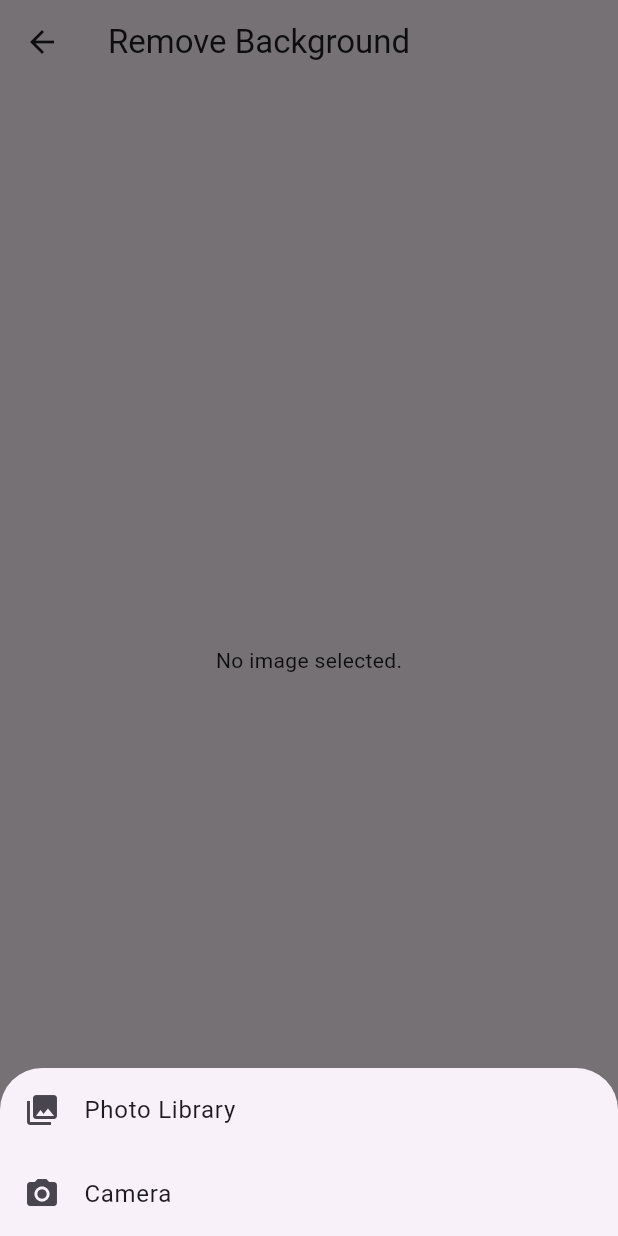
After one commit to sebsm1th/DigiDress, a Flutter app: the BackgroundRemover screen opened directly, after a tap on the "add a photo" icon, on a phone screen of 412 x 824 dp. The commit adds this screen. Run offline on Flutter 3.47's test engine with Material 3 defaults, Android fonts, the phone set to English and light mode, and no system bars; our stand-ins replace cloud_firestore, firebase_auth, firebase_core, firebase_storage, image_picker; missing offline and left inert: google_mlkit_subject_segmentation; accounts and stored records are empty.

Commit message:
ImageSegmentation
trying to implement background removal using ML Kit, but as of this commit the quality of the segmentation needs to be upgraded

```diff
--- /dev/null
+++ b/digidress/lib/backgroundremover.dart
@@ -0,0 +1,528 @@
+// import 'dart:io';
+// import 'dart:typed_data';
+// import 'package:flutter/material.dart';
+// import 'package:image_picker/image_picker.dart';
+// import 'package:google_mlkit_subject_segmentation/google_mlkit_subject_segmentation.dart';
+// import 'package:flutter_image_compress/flutter_image_compress.dart';
+
+// class BackgroundRemover extends StatefulWidget {
+//   const BackgroundRemover({super.key});
+
+//   @override
+//   _BackgroundRemoverState createState() => _BackgroundRemoverState();
+// }
+
+// class _BackgroundRemoverState extends State<BackgroundRemover> {
+//   File? _imageFile;
+//   Uint8List? _processedImage;
+//   final ImagePicker _picker = ImagePicker();
+//   final SubjectSegmenter _segmenter = SubjectSegmenter(
+//     options: SubjectSegmenterOptions(
+//       enableForegroundBitmap: true,
+//       enableForegroundConfidenceMask: true,
+//       enableMultipleSubjects: SubjectResultOptions(
+//         enableConfidenceMask: true,
+//         enableSubjectBitmap: true,
+//       ),
+//     ),
+//   );
+//   bool _isLoading = false; // Loading state
+
+//   Future<void> _pickImage(ImageSource source) async {
+//     final pickedFile = await _picker.pickImage(source: source);
+//     if (pickedFile != null) {
+//       setState(() {
+//         _imageFile = File(pickedFile.path); // Convert XFile to File
+//         _processedImage = null; // Reset the processed image while loading
+//         _isLoading = true; // Set loading state to true
+//       });
+
+//       // Compress the image before processing
+//       File? compressedImage = await testCompressAndGetFile(_imageFile!, '${Directory.systemTemp.path}/temp_image.jpg');
+//       if (compressedImage != null) {
+//         final inputImage = InputImage.fromFilePath(compressedImage.path);
+//         await _removeBackground(inputImage);
+//       } else {
+//         setState(() {
+//           _isLoading = false; // Reset loading state if compression failed
+//         });
+//       }
+//     }
+//   }
+
+//   Future<File?> testCompressAndGetFile(File file, String targetPath) async {
+//     // Call the compression function and get the result
+//     final compressedFilePath = await FlutterImageCompress.compressAndGetFile(
+//       file.absolute.path,
+//       targetPath,
+//       quality: 88, // Adjust quality as needed
+//       rotate: 180,
+//     );
+
+//     // Ensure that we get a valid File back
+//     if (compressedFilePath != null) {
+//       File compressedFile = File(compressedFilePath.path); // Convert to File
+//       print('Original file size: ${file.lengthSync()} bytes');
+//       print('Compressed file size: ${compressedFile.lengthSync()} bytes');
+//       return compressedFile; // Return the compressed file
+//     } else {
+//       print('Compression failed');
+//       return null; // Return null if compression failed
+//     }
+//   }
+
+//   Future<void> _removeBackground(InputImage inputImage) async {
+//     try {
+//       final result = await _segmenter.processImage(inputImage);
+
+//       // Use the foreground bitmap from the result if available
+//       if (result.foregroundBitmap != null) {
+//         setState(() {
+//           _processedImage = result.foregroundBitmap;
+//         });
+//       } else {
+//         setState(() {
+//           _processedImage = null;
+//         });
+//         ScaffoldMessenger.of(context).showSnackBar(
+//           const SnackBar(
+//             content: Text('Failed to remove the background.'),
+//             backgroundColor: Colors.red,
+//           ),
+//         );
+//       }
+//     } catch (e) {
+//       print('Error removing background: $e');
+//       ScaffoldMessenger.of(context).showSnackBar(
+//         const SnackBar(
+//           content: Text('Error occurred while processing the image.'),
+//           backgroundColor: Colors.red,
+//         ),
+//       );
+//     } finally {
+//       setState(() {
+//         _isLoading = false; // Reset loading state
+//       });
+//     }
+//   }
+
+//   void _showPicker(BuildContext context) {
+//     showModalBottomSheet(
+//       context: context,
+//       builder: (BuildContext context) {
+//         return SafeArea(
+//           child: Wrap(
+//             children: <Widget>[
+//               ListTile(
+//                 leading: const Icon(Icons.photo_library),
+//                 title: const Text('Photo Library'),
+//                 onTap: () {
+//                   _pickImage(ImageSource.gallery);
+//                   Navigator.of(context).pop();
+//                 },
+//               ),
+//               ListTile(
+//                 leading: const Icon(Icons.photo_camera),
+//                 title: const Text('Camera'),
+//                 onTap: () {
+//                   _pickImage(ImageSource.camera);
+//                   Navigator.of(context).pop();
+//                 },
+//               ),
+//             ],
+//           ),
+//         );
+//       },
+//     );
+//   }
+
+//   @override
+//   Widget build(BuildContext context) {
+//     return Scaffold(
+//       appBar: AppBar(
+//         title: const Text('Remove Background'),
+//       ),
+//       body: SingleChildScrollView(
+//         child: Padding(
+//           padding: const EdgeInsets.all(16.0),
+//           child: Center(
+//             child: Column(
+//               mainAxisAlignment: MainAxisAlignment.center,
+//               children: <Widget>[
+//                 _imageFile == null
+//                     ? const Text('No image selected.')
+//                     : _isLoading
+//                         ? const CircularProgressIndicator() // Show loading only while processing
+//                         : _processedImage != null
+//                             ? Image.memory(
+//                                 _processedImage!,
+//                                 height: 200,
+//                                 fit: BoxFit.cover,
+//                               )
+//                             : const Text('Image processing failed.'),
+//                 const SizedBox(height: 20),
+//                 ElevatedButton(
+//                   onPressed: () => _showPicker(context),
+//                   child: const Text('Select Image'),
+//                 ),
+//               ],
+//             ),
+//           ),
+//         ),
+//       ),
+//     );
+//   }
+
+
+//   @override
+//   void dispose() {
+//     _segmenter.close(); // Close the segmenter to free up resources.
+//     super.dispose();
+//   }
+// }
+
+// import 'dart:io';
+// import 'dart:typed_data';
+// import 'package:flutter/material.dart';
+// import 'package:image_picker/image_picker.dart';
+// import 'package:google_mlkit_subject_segmentation/google_mlkit_subject_segmentation.dart';
+// import 'package:image/image.dart' as img;
+// //import 'package:google_mlkit_commons/google_mlkit_commons.dart'; // Ensure this import for InputImage
+
+// class BackgroundRemover extends StatefulWidget {
+//   const BackgroundRemover({super.key});
+
+//   @override
+//   _BackgroundRemoverState createState() => _BackgroundRemoverState();
+// }
+
+// class _BackgroundRemoverState extends State<BackgroundRemover> {
+//   File? _imageFile;
+//   Uint8List? _processedImage;
+//   final ImagePicker _picker = ImagePicker();
+//   final SubjectSegmenter _segmenter = SubjectSegmenter(
+//     options: SubjectSegmenterOptions(
+//       enableForegroundBitmap: true,
+//       enableForegroundConfidenceMask: true,
+//       enableMultipleSubjects: SubjectResultOptions(
+//         enableConfidenceMask: true,
+//         enableSubjectBitmap: true,
+//       ),
+//     ),
+//   );
+//   bool _isLoading = false; // Loading state
+
+//   // Resize function
+//   Future<Uint8List> resizeImage(Uint8List imageBytes, {int width = 800, int height = 800}) async {
+//     final originalImage = img.decodeImage(imageBytes);
+//     if (originalImage == null) return imageBytes; // Return original if decoding fails
+
+//     // Resize the image
+//     final resizedImage = img.copyResize(originalImage, width: width, height: height);
+//     return Uint8List.fromList(img.encodePng(resizedImage));
+//   }
+
+//   Future<void> _pickImage(ImageSource source) async {
+//   final pickedFile = await _picker.pickImage(source: source, imageQuality: 75);
+//   if (pickedFile != null) {
+//     final bytes = await pickedFile.readAsBytes();
+
+//     // Resize the image bytes
+//     final resizedBytes = await resizeImage(bytes);
+
+//     setState(() {
+//       _imageFile = File(pickedFile.path); // Keep the original File reference
+//       _processedImage = null; // Reset processed image
+//       _isLoading = true; // Set loading state
+//     });
+
+//     // Create InputImage from resizedBytes
+//     final inputImage = InputImage.fromBytes(
+//       bytes: resizedBytes,
+//       metadata: InputImageMetadata(
+//         size: Size(800, 800), // Set the size to match the resized dimensions
+//         rotation: InputImageRotation.rotation0deg, // Use rotation0deg for 0 degrees rotation
+//         format: InputImageFormat.nv21, // Use the correct format according to your image data
+//         bytesPerRow: 800, // Adjust this based on your image width
+//       ),
+//     );
+
+
+//     // Debugging: Log input image details
+//     print('Input Image Details:');
+//     print('Size: ${inputImage.metadata!.size}');
+//     print('Format: ${inputImage.metadata!.format}');
+//     print('Bytes Per Row: ${inputImage.metadata!.bytesPerRow}');
+//     print('Resized Bytes Length: ${resizedBytes.length}');
+
+//     // Process the resized image
+//     await _removeBackground(inputImage);
+//   }
+// }
+
+
+//   Future<void> _removeBackground(InputImage inputImage) async {
+//   try {
+//     final result = await _segmenter.processImage(inputImage);
+
+//     // Debugging: Log segmentation results
+//     print('Segmentation Results:');
+//     print('Foreground Bitmap: ${result.foregroundBitmap}');
+//     print('Confidence Mask: ${result.foregroundConfidenceMask}');
+
+//     // Use the foreground bitmap from the result if available
+//     if (result.foregroundBitmap != null) {
+//       setState(() {
+//         _processedImage = result.foregroundBitmap;
+//       });
+//     } else {
+//       setState(() {
+//         _processedImage = null;
+//       });
+//       ScaffoldMessenger.of(context).showSnackBar(
+//         const SnackBar(
+//           content: Text('Failed to remove the background.'),
+//           backgroundColor: Colors.red,
+//         ),
+//       );
+//     }
+//   } catch (e) {
+//     print('Error removing background: $e');
+//     ScaffoldMessenger.of(context).showSnackBar(
+//       const SnackBar(
+//         content: Text('Error occurred while processing the image.'),
+//         backgroundColor: Colors.red,
+//       ),
+//     );
+//   } finally {
+//     setState(() {
+//       _isLoading = false; // Reset loading state
+//     });
+//   }
+// }
+
+//   void _showPicker(BuildContext context) {
+//     showModalBottomSheet(
+//       context: context,
+//       builder: (BuildContext context) {
+//         return SafeArea(
+//           child: Wrap(
+//             children: <Widget>[
+//               ListTile(
+//                 leading: const Icon(Icons.photo_library),
+//                 title: const Text('Photo Library'),
+//                 onTap: () {
+//                   _pickImage(ImageSource.gallery);
+//                   Navigator.of(context).pop();
+//                 },
+//               ),
+//               ListTile(
+//                 leading: const Icon(Icons.photo_camera),
+//                 title: const Text('Camera'),
+//                 onTap: () {
+//                   _pickImage(ImageSource.camera);
+//                   Navigator.of(context).pop();
+//                 },
+//               ),
+//             ],
+//           ),
+//         );
+//       },
+//     );
+//   }
+
+//   @override
+//   Widget build(BuildContext context) {
+//     return Scaffold(
+//       appBar: AppBar(
+//         title: const Text('Remove Background'),
+//       ),
+//       body: SingleChildScrollView(
+//         child: Padding(
+//           padding: const EdgeInsets.all(16.0),
+//           child: Center(
+//             child: Column(
+//               mainAxisAlignment: MainAxisAlignment.center,
+//               children: <Widget>[
+//                 _imageFile == null
+//                     ? const Text('No image selected.')
+//                     : _isLoading
+//                         ? const CircularProgressIndicator() // Show loading only while processing
+//                         : _processedImage != null
+//                             ? Image.memory(
+//                                 _processedImage!,
+//                                 height: 200,
+//                                 fit: BoxFit.cover,
+//                               )
+//                             : const Text('Image processing failed.'),
+//                 const SizedBox(height: 20),
+//                 ElevatedButton(
+//                   onPressed: () => _showPicker(context),
+//                   child: const Text('Select Image'),
+//                 ),
+//               ],
+//             ),
+//           ),
+//         ),
+//       ),
+//     );
+//   }
+
+//   @override
+//   void dispose() {
+//     _segmenter.close(); // Close the segmenter to free up resources.
+//     super.dispose();
+//   }
+// }
+
+import 'dart:io';
+import 'dart:typed_data';
+import 'package:flutter/material.dart';
+import 'package:image_picker/image_picker.dart';
+import 'package:google_mlkit_subject_segmentation/google_mlkit_subject_segmentation.dart';
+import 'package:image/image.dart' as img;
+
+class BackgroundRemover extends StatefulWidget {
+  const BackgroundRemover({super.key});
+
+  @override
+  _BackgroundRemoverState createState() => _BackgroundRemoverState();
+}
+
+class _BackgroundRemoverState extends State<BackgroundRemover> {
+  File? _imageFile;
+  Uint8List? _processedImage;
+  final ImagePicker _picker = ImagePicker();
+  final SubjectSegmenter _segmenter = SubjectSegmenter(
+    options: SubjectSegmenterOptions(
+      enableForegroundBitmap: true,
+      enableForegroundConfidenceMask: false, // Set to false to avoid unnecessary masks
+      enableMultipleSubjects: SubjectResultOptions(
+        enableConfidenceMask: false,
+        enableSubjectBitmap: true,
+      ),
+    ),
+  );
+  bool _isLoading = false;
+
+  // Pick and process image
+    Future<void> _pickImage(ImageSource source) async {
+      final pickedFile = await _picker.pickImage(
+        source: source,
+        imageQuality: 75,
+        maxWidth: 800,
+        maxHeight: 800,
+      );
+      if (pickedFile != null) {
+        setState(() {
+          _imageFile = File(pickedFile.path);
+          _processedImage = null;
+          _isLoading = true;
+        });
+
+        // Use InputImage.fromFilePath instead
+        final inputImage = InputImage.fromFilePath(pickedFile.path);
+        await _removeBackground(inputImage);
+      }
+    }
+
+
+
+  // Process the image to remove the background
+  Future<void> _removeBackground(InputImage inputImage) async {
+    try {
+      final result = await _segmenter.processImage(inputImage);
+      print('Segmentation Results: ${result.foregroundBitmap != null}');
+
+      if (result.foregroundBitmap != null) {
+        setState(() {
+          _processedImage = result.foregroundBitmap;
+        });
+      } else {
+        _showError('Failed to remove the background.');
+      }
+    } catch (e) {
+      print('Error removing background: $e');
+      _showError('Error occurred while processing the image: $e'); // Include error details
+    } finally {
+      setState(() {
+        _isLoading = false; // Reset loading state
+      });
+    }
+  }
+
+
+  // Show error message
+  void _showError(String message) {
+    ScaffoldMessenger.of(context).showSnackBar(SnackBar(
+      content: Text(message),
+      backgroundColor: Colors.red,
+    ));
+  }
+
+  // Show picker for image selection
+  void _showPicker(BuildContext context) {
+    showModalBottomSheet(
+      context: context,
+      builder: (context) {
+        return SafeArea(
+          child: Wrap(
+            children: <Widget>[
+              ListTile(
+                leading: const Icon(Icons.photo_library),
+                title: const Text('Photo Library'),
+                onTap: () {
+                  _pickImage(ImageSource.gallery);
+                  Navigator.of(context).pop();
+                },
+              ),
+              ListTile(
+                leading: const Icon(Icons.photo_camera),
+                title: const Text('Camera'),
+                onTap: () {
+                  _pickImage(ImageSource.camera);
+                  Navigator.of(context).pop();
+                },
+              ),
+            ],
+          ),
+        );
+      },
+    );
+  }
+
+  @override
+  Widget build(BuildContext context) {
+    return Scaffold(
+      appBar: AppBar(
+        title: const Text('Remove Background'),
+      ),
+      body: Center(
+        child: Padding(
+          padding: const EdgeInsets.all(16.0),
+          child: _imageFile == null
+              ? const Text('No image selected.')
+              : _isLoading
+                  ? const CircularProgressIndicator()
+                  : _processedImage != null
+                      ? Image.memory(
+                          _processedImage!,
+                          height: 200,
+                          fit: BoxFit.cover,
+                        )
+                      : const Text('Image processing failed.'),
+        ),
+      ),
+      floatingActionButton: FloatingActionButton(
+        onPressed: () => _showPicker(context),
+        child: const Icon(Icons.add_a_photo),
+      ),
+    );
+  }
+
+  @override
+  void dispose() {
+    _segmenter.close(); // Close the segmenter to free up resources.
+    super.dispose();
+  }
+}
--- a/digidress/pubspec.yaml
+++ b/digidress/pubspec.yaml
@@ -55,6 +55,9 @@ dev_dependencies:
   # rules and activating additional ones.
   flutter_lints: ^4.0.0
   image_picker: ^0.8.7+4
+  google_mlkit_subject_segmentation: 0.0.1
+  image: ^4.3.0
+  flutter_image_compress: ^2.3.0
 
 # For information on the generic Dart part of this file, see the
 # following page: https://dart.dev/tools/pub/pubspec
```
Also changed, not shown: digidress/lib/posting.dart (+14 -0 lines), digidress/lib/subjectsegmenter.dart (added, +175 -0 lines), digidress/pubspec.lock, 3 other files.
